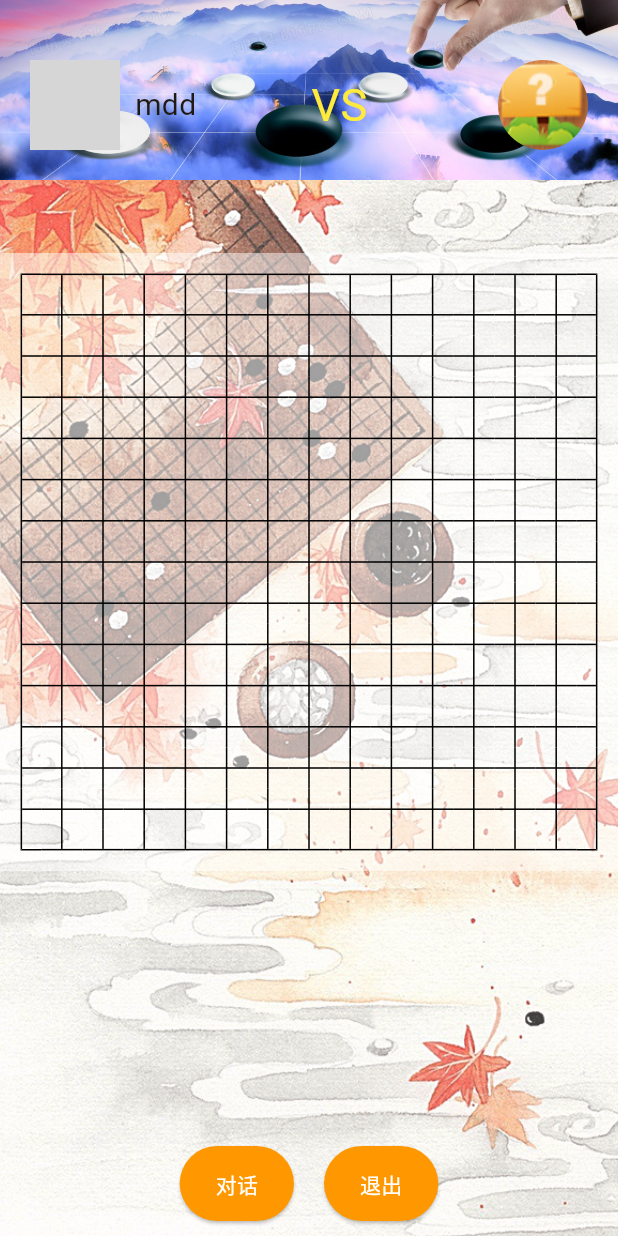
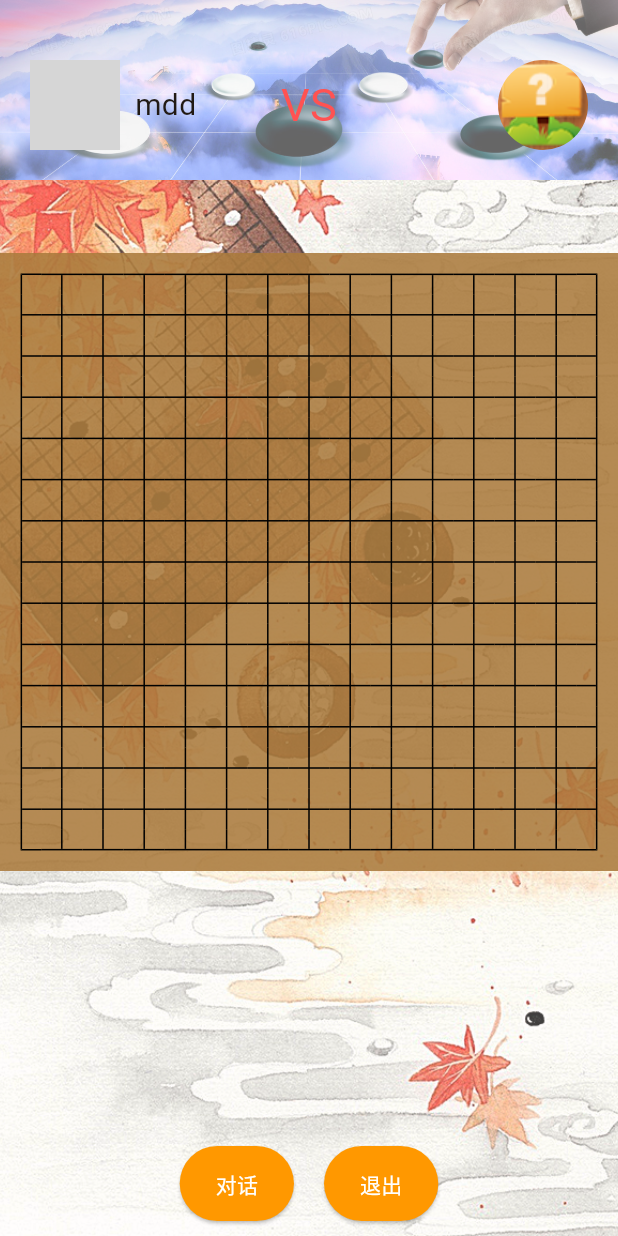
Before and after one commit to mxc-org/flutter_front, a Flutter app: the FightUI screen opened directly, on a phone screen of 412 x 824 dp. Run offline on Flutter 3.47's test engine with Material 2 defaults, Android fonts, the light colour scheme and no system bars; our stand-ins replace file_picker; network calls fail; grey boxes are pictures that could not be loaded.

Commit message:
完善对局功能

```diff
--- a/lib/boardView.dart
+++ b/lib/boardView.dart
@@ -62,14 +62,13 @@ class _BoardViewState extends State<BoardView> {
   @override
   Widget build(BuildContext context) {
     return Container(
-      decoration: BoxDecoration(
-        color: Colors.white.withOpacity(0.5),
+      decoration: const BoxDecoration(
+        color: Color.fromARGB(223, 170, 122, 60),
         backgroundBlendMode: BlendMode.srcATop,
       ),
       child: GridView.count(
         shrinkWrap: true,
         crossAxisCount: 15,
-        physics: const NeverScrollableScrollPhysics(),
         scrollDirection: Axis.vertical,
         children: gridList,
       ),
--- a/lib/fightUI.dart
+++ b/lib/fightUI.dart
@@ -20,11 +20,21 @@ class _FightUIState extends State<FightUI> {
   @override
   void initState() {
     super.initState();
+    Values.win = 0;
     timer = Timer.periodic(
       const Duration(seconds: 1),
       (timer) {
         if (mounted) {
           setState(() {});
+          if (Values.win == 1) {
+            showSingleActionDialog("恭喜你，成功打败了对手");
+            leaveRoom();
+            timer.cancel();
+          } else if (Values.win == 2) {
+            showSingleActionDialog("很遗憾，你失败了，不要灰心噢");
+            leaveRoom();
+            timer.cancel();
+          }
         }
       },
     );
@@ -57,11 +67,6 @@ class _FightUIState extends State<FightUI> {
               mainAxisAlignment: MainAxisAlignment.end,
               children: [
                 Container(
-                  padding: const EdgeInsets.only(
-                    top: 20,
-                    left: 20,
-                    right: 20,
-                  ),
                   height: 120,
                   decoration: const BoxDecoration(
                     image: DecorationImage(
@@ -69,7 +74,17 @@ class _FightUIState extends State<FightUI> {
                       fit: BoxFit.cover,
                     ),
                   ),
+                  child: Container(
+                    padding: const EdgeInsets.only(
+                      top: 20,
+                      left: 20,
+                      right: 20,
+                    ),
+                    decoration: BoxDecoration(
+                      color: Colors.white.withOpacity(0.4),
+                    ),
                     child: myRow(),
+                  ),
                 ),
                 const Expanded(flex: 1, child: Text("")),
                 SizedBox(
@@ -124,23 +139,31 @@ class _FightUIState extends State<FightUI> {
           ),
         ),
         const SizedBox(width: 10),
-        Text(
+        Expanded(
+          child: Text(
             Values.currentRoom.userCreator.username,
             style: const TextStyle(fontSize: 20),
+          ),
         ),
         const Expanded(
           child: Text(
             "VS",
             textAlign: TextAlign.center,
-            style: TextStyle(fontSize: 30, color: Colors.yellow),
+            style: TextStyle(
+              fontSize: 30,
+              color: Colors.redAccent,
             ),
           ),
-        Text(
+        ),
+        Expanded(
+          child: Text(
             //判空
             Values.currentRoom.userIdJoin != 0
                 ? Values.currentRoom.userJoin!.username
                 : "",
             style: const TextStyle(fontSize: 20),
+            textAlign: TextAlign.end,
+          ),
         ),
         const SizedBox(width: 10),
         Container(
@@ -411,4 +434,28 @@ class _FightUIState extends State<FightUI> {
     }
     Navigator.of(context).pop();
   }
+
+  void showSingleActionDialog(String content) {
+    showDialog(
+      context: context,
+      builder: (buildContext) => AlertDialog(
+        title: const Text("提示"),
+        content: Text(
+          content,
+          style: const TextStyle(fontSize: 16),
+        ),
+        actions: [
+          TextButton(
+            onPressed: () {
+              Navigator.of(context).pop();
+            },
+            child: const Text(
+              "确定",
+              style: TextStyle(fontSize: 16),
+            ),
+          )
+        ],
+      ),
+    );
   }
+}
--- a/lib/gridUnit.dart
+++ b/lib/gridUnit.dart
@@ -37,47 +37,53 @@ class _GridUnitState extends State<GridUnit> {
   @override
   Widget build(BuildContext context) {
     late Widget myWidget;
-    Widget myContainer = GestureDetector(
-      onTap: () {
-        onTapGridUnit(widget.x, widget.y);
-      },
-      child: SizedBox(
-        width: Values.width / 20,
-        height: Values.width / 20,
-      ),
-    );
+    Widget myContainer = Container();
     //若是先手下子，则为黑子，反之为白子
     ChessBoard oneChess = Values.chessList[widget.x * 15 + widget.y];
     if (oneChess.exist && oneChess.userId == Values.currentRoom.userIdCreator) {
-      myContainer = GestureDetector(
-        onTap: () {
-          onTapGridUnit(widget.x, widget.y);
-        },
-        child: Container(
-          width: Values.width / 20,
-          height: Values.width / 20,
+      myContainer = Container(
+        width: Values.width / 15,
+        height: Values.width / 15,
         decoration: const BoxDecoration(
           image: DecorationImage(
             image: AssetImage("images/black.png"),
           ),
         ),
+        child: Values.currentChess.x == widget.x &&
+                Values.currentChess.y == widget.y
+            ? Container(
+                width: Values.width / 15,
+                height: Values.width / 15,
+                decoration: const BoxDecoration(
+                  image: DecorationImage(
+                    image: AssetImage("images/flag.png"),
                   ),
+                ),
+              )
+            : Container(),
       );
     } else if (oneChess.exist &&
         oneChess.userId == Values.currentRoom.userIdJoin) {
-      myContainer = GestureDetector(
-        onTap: () {
-          onTapGridUnit(widget.x, widget.y);
-        },
-        child: Container(
-          width: Values.width / 30,
-          height: Values.width / 30,
+      myContainer = Container(
+        width: Values.width / 15,
+        height: Values.width / 15,
         decoration: const BoxDecoration(
           image: DecorationImage(
             image: AssetImage("images/white.png"),
           ),
         ),
+        child: Values.currentChess.x == widget.x &&
+                Values.currentChess.y == widget.y
+            ? Container(
+                width: Values.width / 15,
+                height: Values.width / 15,
+                decoration: const BoxDecoration(
+                  image: DecorationImage(
+                    image: AssetImage("images/flag.png"),
                   ),
+                ),
+              )
+            : Container(),
       );
     }
     if (widget.x != 0 && widget.x != 14 && widget.y == 0) {
@@ -142,7 +148,7 @@ class _GridUnitState extends State<GridUnit> {
               )
             ],
           ),
-          myContainer
+          myContainer,
         ],
       );
     } else if (widget.x != 0 && widget.x != 14 && widget.y == 14) {
@@ -174,7 +180,7 @@ class _GridUnitState extends State<GridUnit> {
               ),
             ],
           ),
-          myContainer
+          myContainer,
         ],
       );
     } else if (widget.x == 14 && widget.y != 0 && widget.y != 14) {
@@ -207,11 +213,15 @@ class _GridUnitState extends State<GridUnit> {
               ),
             ],
           ),
-          myContainer
+          myContainer,
         ],
       );
     } else if (widget.x == 0 && widget.y == 0) {
-      myWidget = Stack(
+      myWidget = GestureDetector(
+        onTap: () {
+          onTapGridUnit(widget.x, widget.y);
+        },
+        child: Stack(
           alignment: Alignment.center,
           children: [
             Row(
@@ -247,8 +257,9 @@ class _GridUnitState extends State<GridUnit> {
                 ),
               ],
             ),
-          myContainer
+            myContainer,
           ],
+        ),
       );
     } else if (widget.x == 14 && widget.y == 0) {
       myWidget = Stack(
@@ -287,7 +298,7 @@ class _GridUnitState extends State<GridUnit> {
               ),
             ],
           ),
-          myContainer
+          myContainer,
         ],
       );
     } else if (widget.x == 0 && widget.y == 14) {
@@ -327,7 +338,7 @@ class _GridUnitState extends State<GridUnit> {
               ),
             ],
           ),
-          myContainer
+          myContainer,
         ],
       );
     } else if (widget.x == 14 && widget.y == 14) {
@@ -371,7 +382,7 @@ class _GridUnitState extends State<GridUnit> {
         ],
       );
     } else {
-      return Stack(
+      myWidget = Stack(
         alignment: Alignment.center,
         children: [
           ConstrainedBox(
@@ -395,13 +406,20 @@ class _GridUnitState extends State<GridUnit> {
             child: Container(
               color: Colors.black,
             ),
-          )
+          ),
+          myContainer,
         ],
       );
     }
-
-    return Container(
+    return GestureDetector(
+      onTap: () {
+        onTapGridUnit(widget.x, widget.y);
+      },
+      child: SizedBox(
+        width: Values.width,
+        height: Values.width,
         child: myWidget,
+      ),
     );
   }
 
@@ -430,6 +448,7 @@ class _GridUnitState extends State<GridUnit> {
             TextButton(
               onPressed: () {
                 putPiece(x, y);
+                Values.turn = false;
                 Navigator.of(context).pop();
               },
               child: const Text(
@@ -457,6 +476,7 @@ class _GridUnitState extends State<GridUnit> {
         "opponentId": opponentId.toString(),
         "x": x.toString(),
         "y": y.toString(),
+        "roomId": Values.currentRoom.id.toString(),
       },
     );
   }
--- a/lib/obj.dart
+++ b/lib/obj.dart
@@ -186,7 +186,15 @@ class MyWebSocket {
 
   handleChess(Map<String, dynamic> mp) {
     ChessBoard chess = ChessBoard.mpToChess(mp);
+    if (chess.x == -1 && chess.isWin == true) {
+      Values.win = 1;
+      return;
+    } else if (chess.x == -1 && chess.isWin == false) {
+      Values.win = 2;
+      return;
+    }
     Values.chessList[chess.x * 15 + chess.y] = chess;
+    Values.currentChess = chess;
     if (chess.userId != Values.user.id) {
       Values.turn = true;
     }
--- a/lib/values.dart
+++ b/lib/values.dart
@@ -14,6 +14,9 @@ class Values {
   static bool ischat = false;
   static List<Chat> message = [];
   static List<ChessBoard> chessList = [];
+  //最近一次落子
+  static ChessBoard currentChess = ChessBoard(0, 0, -1, -1, false, false);
   static double width = 0;
   static bool turn = true; //是否轮到自己下棋
+  static int win = 0; //0代表正在对局，1代表自己胜利，2代表对方胜利
 }
--- a/pubspec.yaml
+++ b/pubspec.yaml
@@ -74,6 +74,7 @@ flutter:
     - images/pk2.jpeg
     - images/white.png
     - images/black.png
+    - images/flag.png
 
   # An image asset can refer to one or more resolution-specific "variants", see
   # https://flutter.dev/assets-and-images/#resolution-aware
```
Also changed, not shown: images/black.png, images/flag.png (added), images/white.png, 1 other file. Lines whose indentation alone changed are shown as unchanged.
